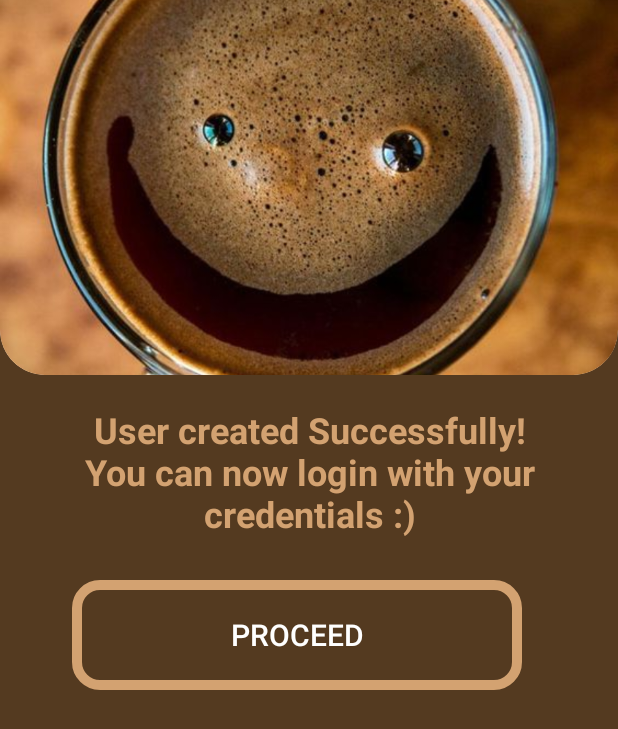
After one commit to ahmadawji/Crush_Coffee, an Android app: the Create_Account_Success screen opened directly, with no data from a screen before it, on a phone screen of 412 x 824 dp. The commit adds this screen. Shown: the top 729 px of the screen. Run offline under Robolectric (Android 15) with nearby library versions, the phone set to English and light mode, and no system bars.

Commit message:
Added the functionality of creating a user with full data validation

```diff
--- a/app/src/main/java/com/example/FD_CoffeeShop/Coffee_API_URLs.java
+++ b/app/src/main/java/com/example/FD_CoffeeShop/Coffee_API_URLs.java
@@ -2,7 +2,8 @@ package com.example.FD_CoffeeShop;
 
 public class Coffee_API_URLs {
     public static final String LOGIN="https://faster-deque.herokuapp.com/api/login";
-    public static final String GETCUSTOMER="https://ahmedscompany.000webhostapp.com/coffee_shop/getCustomer.php";
+    //public static final String GETCUSTOMER="https://ahmedscompany.000webhostapp.com/coffee_shop/getCustomer.php";
+    public static final String ADDUSER="https://faster-deque.herokuapp.com/api/create";
     public static final String ADDORDER="https://ahmedscompany.000webhostapp.com/coffee_shop/addOrder.php";
     public static final String ORDERSINBASKET="https://ahmedscompany.000webhostapp.com/coffee_shop/getNonPaidOrders.php";
 }
--- /dev/null
+++ b/app/src/main/java/com/example/FD_CoffeeShop/Create_Account_Success.java
@@ -0,0 +1,20 @@
+package com.example.FD_CoffeeShop;
+
+import androidx.appcompat.app.AppCompatActivity;
+
+import android.content.Intent;
+import android.os.Bundle;
+import android.view.View;
+
+public class Create_Account_Success extends AppCompatActivity {
+
+    @Override
+    protected void onCreate(Bundle savedInstanceState) {
+        super.onCreate(savedInstanceState);
+        setContentView(R.layout.activity_create_account_success);
+    }
+
+    public void goLogin(View view) {
+        startActivity(new Intent(this, loginActivity.class));
+    }
+}
--- a/app/src/main/java/com/example/FD_CoffeeShop/loginActivity.java
+++ b/app/src/main/java/com/example/FD_CoffeeShop/loginActivity.java
@@ -42,6 +42,7 @@ public class loginActivity extends AppCompatActivity {
     public static final String SHARED_PREFS="FD_prefs";
     public static final String USERID_KEY="ID";
     public static final String FIRSTNAME= "firstname";
+
     // variable for shared preferences.
     SharedPreferences sharedpreferences;
     String userIdSess, firstnameSess;
--- /dev/null
+++ b/app/src/main/res/drawable/custom_button.xml
@@ -0,0 +1,11 @@
+<?xml version="1.0" encoding="utf-8"?>
+<selector xmlns:android="http://schemas.android.com/apk/res/android">
+    <item>
+        <shape xmlns:android="http://schemas.android.com/apk/res/android" android:shape="rectangle">
+            <solid android:color="@android:color/transparent" />
+            <corners android:radius="15dp" />
+            <stroke android:width="10px" android:color="@color/colorPrimary"/>
+
+        </shape>
+    </item>
+</selector>
--- a/app/src/main/res/drawable/rounded_corner.xml
+++ b/app/src/main/res/drawable/rounded_corner.xml
@@ -13,7 +13,6 @@
         android:top="1dp" />
 
 
-
     <corners
         android:topRightRadius="25dp"
         android:topLeftRadius="25dp"
--- /dev/null
+++ b/app/src/main/res/layout/activity_create_account_success.xml
@@ -0,0 +1,66 @@
+<?xml version="1.0" encoding="utf-8"?>
+<LinearLayout xmlns:android="http://schemas.android.com/apk/res/android"
+    xmlns:app="http://schemas.android.com/apk/res-auto"
+    xmlns:tools="http://schemas.android.com/tools"
+    android:layout_width="match_parent"
+    android:layout_height="match_parent"
+    tools:context=".Create_Account_Success"
+    android:background="@color/background"
+    android:orientation="vertical"
+    >
+
+    <androidx.cardview.widget.CardView
+        android:id="@+id/roundCardView"
+        android:layout_width="match_parent"
+        android:layout_height="280dp"
+        android:layout_centerHorizontal="true"
+        android:layout_marginTop="-30dp"
+        android:gravity="center"
+        app:cardCornerRadius="30dp">
+
+        <ImageView
+            android:id="@+id/ivProduct"
+            android:layout_width="match_parent"
+            android:layout_height="280dp"
+            android:layout_gravity="center"
+            android:scaleType="centerCrop"
+            app:srcCompat="@drawable/happy_coffee" />
+    </androidx.cardview.widget.CardView>
+
+    <TextView
+        android:id="@+id/textView2"
+        android:layout_width="match_parent"
+        android:layout_height="wrap_content"
+        android:gravity="center"
+        android:layout_marginTop="20dp"
+        android:layout_marginBottom="20dp"
+        android:text="User created Successfully!\nYou can now login with your credentials :)"
+        android:textColor="@color/colorPrimary"
+        android:textSize="24sp"
+        android:textStyle="bold" />
+
+    <LinearLayout
+        android:layout_width="match_parent"
+        android:layout_height="wrap_content"
+        android:layout_marginTop="8dp"
+        android:gravity="center"
+        android:orientation="horizontal">
+
+        <Button
+            android:id="@+id/btProceedButton"
+            android:layout_width="300dp"
+            android:layout_height="73dp"
+            android:layout_marginEnd="16dp"
+            android:background="@drawable/custom_button"
+            android:backgroundTint="@color/colorPrimary"
+            android:text="PROCEED"
+            android:textColor="@android:color/white"
+            android:textSize="20sp"
+            tools:ignore="ButtonStyle"
+            android:onClick="goLogin"
+            />
+
+
+    </LinearLayout>
+
+</LinearLayout>
--- a/app/src/main/res/layout/activity_login2.xml
+++ b/app/src/main/res/layout/activity_login2.xml
@@ -18,7 +18,7 @@
         android:background="#8F9A5652"
         android:paddingLeft="12dp"
         android:drawableLeft="@drawable/ic_baseline_person_24"
-        android:hint="   Username" />
+        android:hint="   Email" />
 
     <com.google.android.material.textfield.TextInputLayout
         app:passwordToggleEnabled="true"
--- a/app/src/main/res/values/colors.xml
+++ b/app/src/main/res/values/colors.xml
@@ -7,5 +7,7 @@
     <color name="teal_700">#FF018786</color>
     <color name="black">#FF000000</color>
     <color name="white">#FFFFFFFF</color>
+    <color name="colorPrimary">#D3A271</color>
+    <color name="background">#543A20</color>
 
 </resources>
```
Also changed, not shown: app/src/main/AndroidManifest.xml (+10 -10 lines), app/src/main/java/com/example/FD_CoffeeShop/Create_Account.java (+252 -0 lines), app/src/main/res/layout/activity_create_account.xml (+163 -3 lines), app/src/main/res/drawable/coffeecup.jpg (added), app/src/main/res/drawable/happy_coffee.jpg (added).
